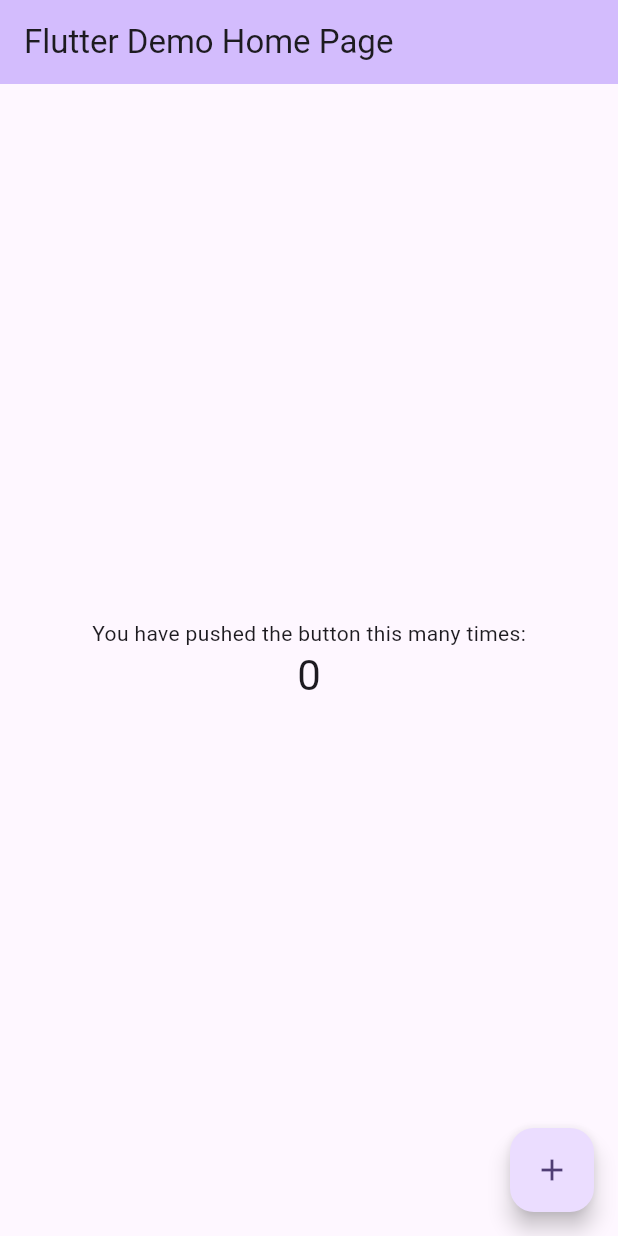
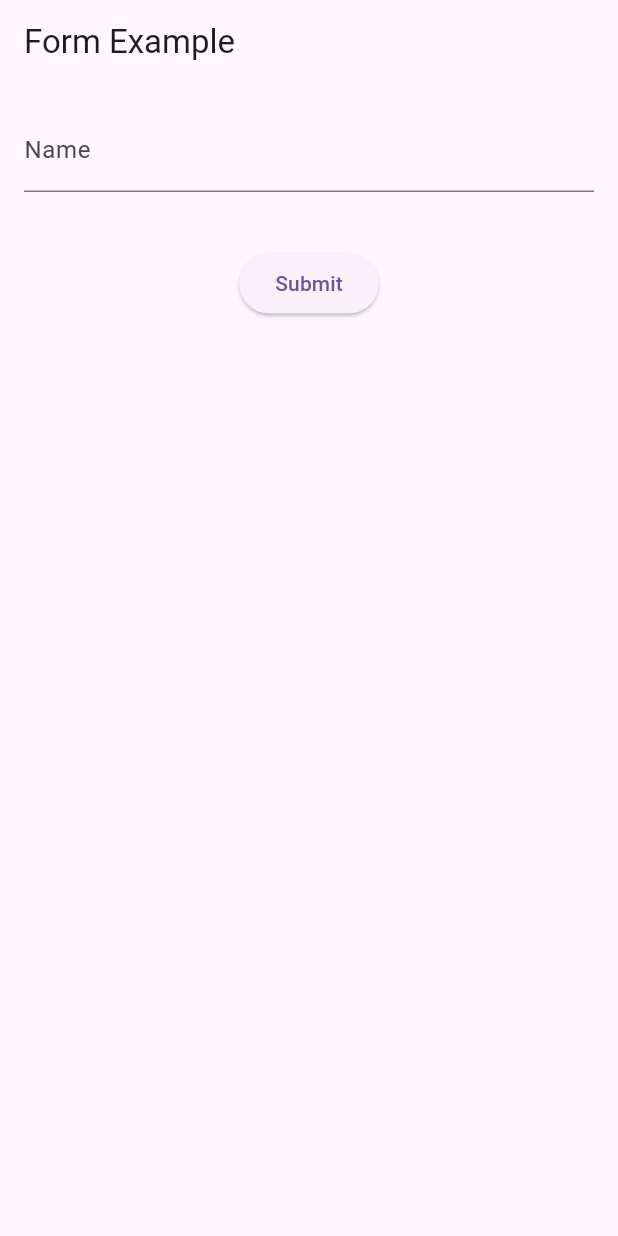
Before and after one commit to salassep/nonton-dimana-app, a Flutter app: the screen it shows after launch, on a phone screen of 412 x 824 dp. Run offline on Flutter 3.47's test engine with Material 2 defaults, Android fonts, the phone set to English and light mode, and no system bars; our stand-ins replace get.

Commit message:
add home screen and home controller

```diff
--- /dev/null
+++ b/lib/controllers/home_controller.dart
@@ -0,0 +1,14 @@
+import 'package:flutter/material.dart';
+import 'package:get/get.dart';
+
+class HomeController extends GetxController {
+  final TextEditingController movieController = TextEditingController();
+
+  RxString movieTitle = ''.obs;
+
+  void submitTitle() {
+    movieTitle.value = movieController.text;
+
+    movieController.clear();
+  }
+}
--- a/lib/main.dart
+++ b/lib/main.dart
@@ -1,4 +1,6 @@
 import 'package:flutter/material.dart';
+import 'package:get/get_navigation/src/root/get_material_app.dart';
+import 'screens/home_screen.dart';
 
 void main() {
   runApp(const MyApp());
@@ -9,60 +11,13 @@ class MyApp extends StatelessWidget {
 
   @override
   Widget build(BuildContext context) {
-    return MaterialApp(
+    return GetMaterialApp(
       title: 'Flutter Demo',
       theme: ThemeData(
         colorScheme: ColorScheme.fromSeed(seedColor: Colors.deepPurple),
         useMaterial3: true,
       ),
-      home: const MyHomePage(title: 'Flutter Demo Home Page'),
+      home: Home(),
     );
   }
 }
-
-class MyHomePage extends StatefulWidget {
-  const MyHomePage({super.key, required this.title});
-  final String title;
-
-  @override
-  State<MyHomePage> createState() => _MyHomePageState();
-}
-
-class _MyHomePageState extends State<MyHomePage> {
-  int _counter = 0;
-
-  void _incrementCounter() {
-    setState(() {
-      _counter++;
-    });
-  }
-
-  @override
-  Widget build(BuildContext context) {
-    return Scaffold(
-      appBar: AppBar(
-        backgroundColor: Theme.of(context).colorScheme.inversePrimary,
-        title: Text(widget.title),
-      ),
-      body: Center(
-        child: Column(
-          mainAxisAlignment: MainAxisAlignment.center,
-          children: <Widget>[
-            const Text(
-              'You have pushed the button this many times:',
-            ),
-            Text(
-              '$_counter',
-              style: Theme.of(context).textTheme.headlineMedium,
-            ),
-          ],
-        ),
-      ),
-      floatingActionButton: FloatingActionButton(
-        onPressed: _incrementCounter,
-        tooltip: 'Increment',
-        child: const Icon(Icons.add),
-      ),
-    );
-  }
-}
--- /dev/null
+++ b/lib/screens/home_screen.dart
@@ -0,0 +1,38 @@
+import 'package:flutter/material.dart';
+import 'package:nonton_dimana_app/controllers/home_controller.dart';
+import 'package:get/get.dart';
+
+class Home extends GetView<HomeController>{
+  Home({Key? key}) : super(key: key);
+
+  final HomeController homeController = Get.put(HomeController());
+
+  @override
+  Widget build(BuildContext context) {
+return Scaffold(
+      appBar: AppBar(
+        title: Text('Form Example'),
+      ),
+      body: Padding(
+        padding: EdgeInsets.all(16.0),
+        child: Column(
+          children: [
+            TextField(
+              onChanged: (value) => homeController.movieTitle.value = value,
+              controller: homeController.movieController,
+              decoration: InputDecoration(
+                labelText: 'Name',
+              ),
+            ),
+            SizedBox(height: 16.0),
+            Obx(() => Text(homeController.movieTitle.value)),
+            ElevatedButton(
+              onPressed: () => {},
+              child: Text('Submit'),
+            ),
+          ],
+        ),
+      ),
+    );
+  }
+}
```
